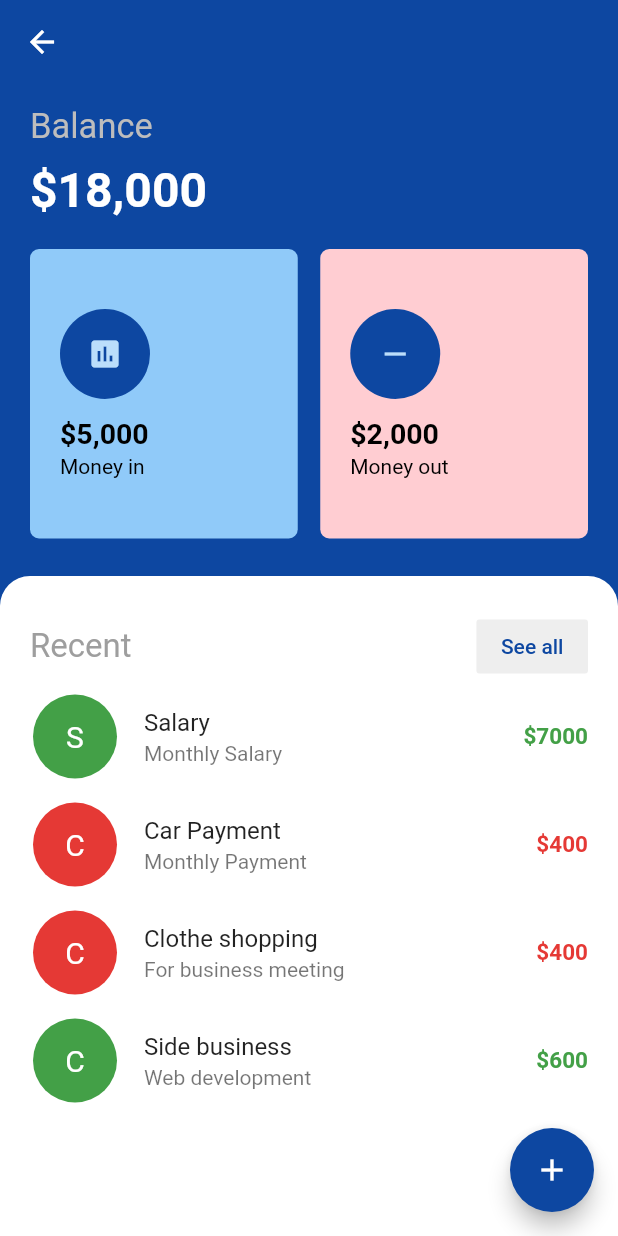
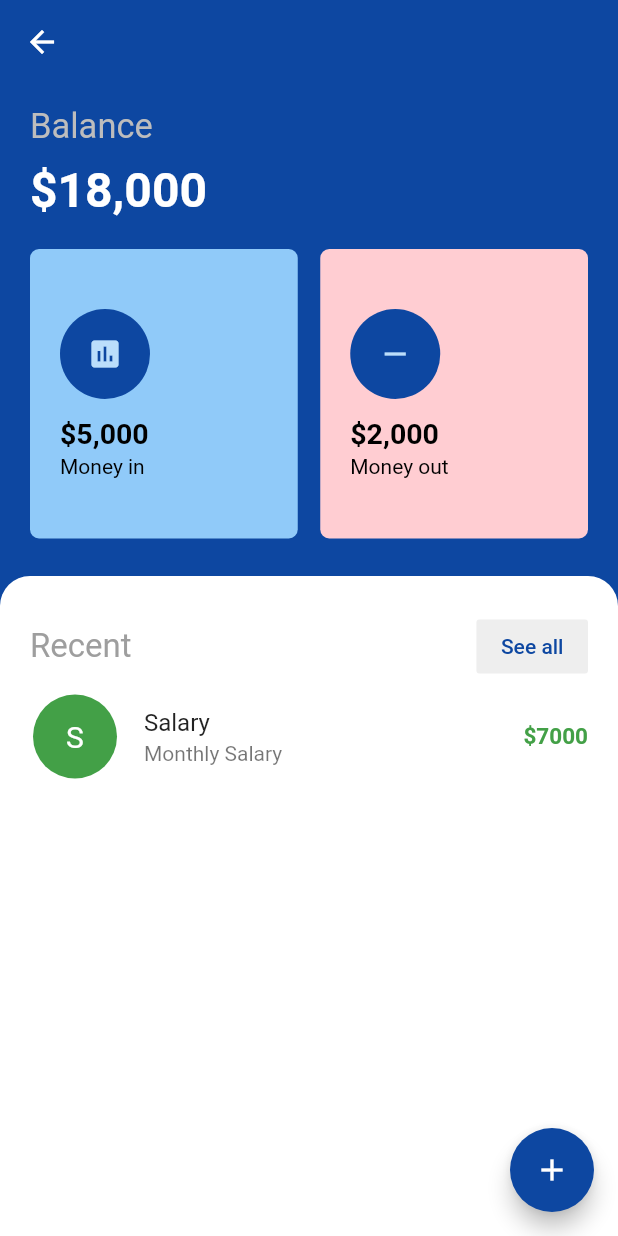
Before and after one commit to favourori/beambudget, a Flutter app: the ManageMoney screen opened by its route, on a phone screen of 412 x 824 dp. Run offline on Flutter 3.47's test engine with Material 2 defaults, Android fonts, the phone set to English and light mode, and no system bars.

Commit message:
created transaction model

```diff
--- a/lib/transaction_section.dart
+++ b/lib/transaction_section.dart
@@ -1,11 +1,9 @@
 import 'package:flutter/material.dart';
 import './transaction_item.dart';
+import './model/transaction.dart';
+import './model/transaction_data.dart';
 
 class Transactions extends StatelessWidget {
-  const Transactions({
-    Key key,
-  }) : super(key: key);
-
   @override
   Widget build(BuildContext context) {
     return Expanded(
@@ -55,27 +53,6 @@ class Transactions extends StatelessWidget {
                     amount: "\$7000",
                     avatarText: "S",
                   ),
-                  TransactionItem(
-                    title: "Car Payment",
-                    subtitle: "Monthly Payment",
-                    color: Colors.red[600],
-                    amount: "\$400",
-                    avatarText: "C",
-                  ),
-                  TransactionItem(
-                    title: "Clothe shopping",
-                    subtitle: "For business meeting",
-                    color: Colors.red[600],
-                    amount: "\$400",
-                    avatarText: "C",
-                  ),
-                  TransactionItem(
-                    title: "Side business",
-                    subtitle: "Web development",
-                    color: Colors.green[600],
-                    amount: "\$600",
-                    avatarText: "C",
-                  ),
                 ],
               ),
             ),
```
Also changed, not shown: lib/model/transaction_data.dart (+34 -0 lines), pubspec.lock.
